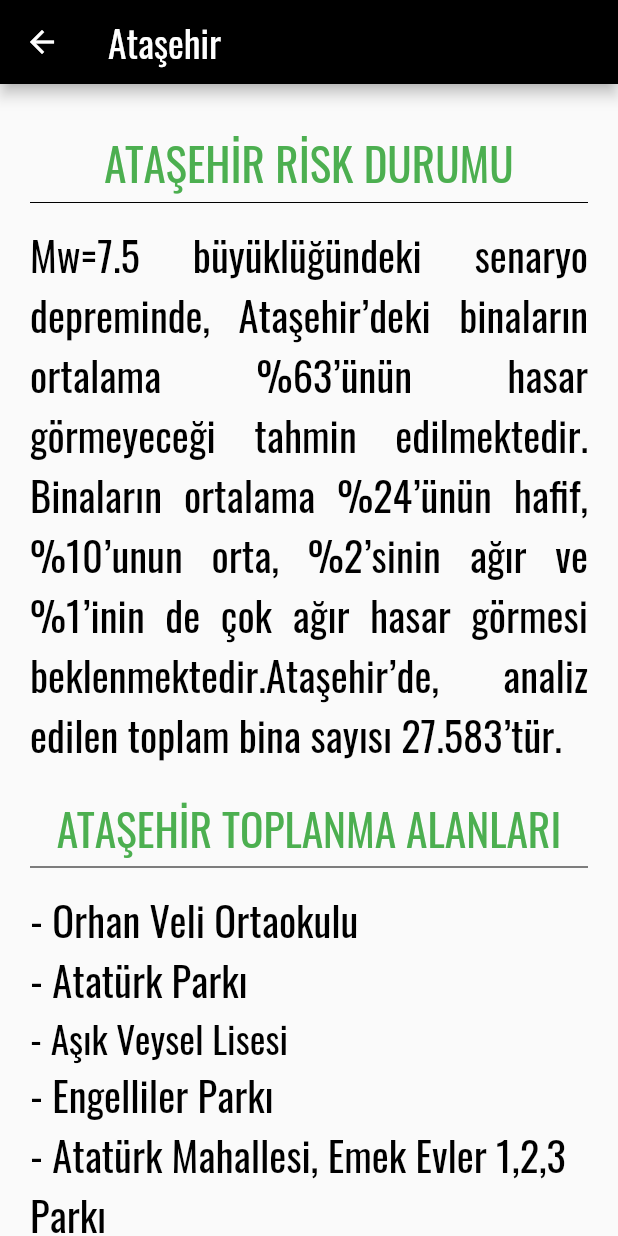
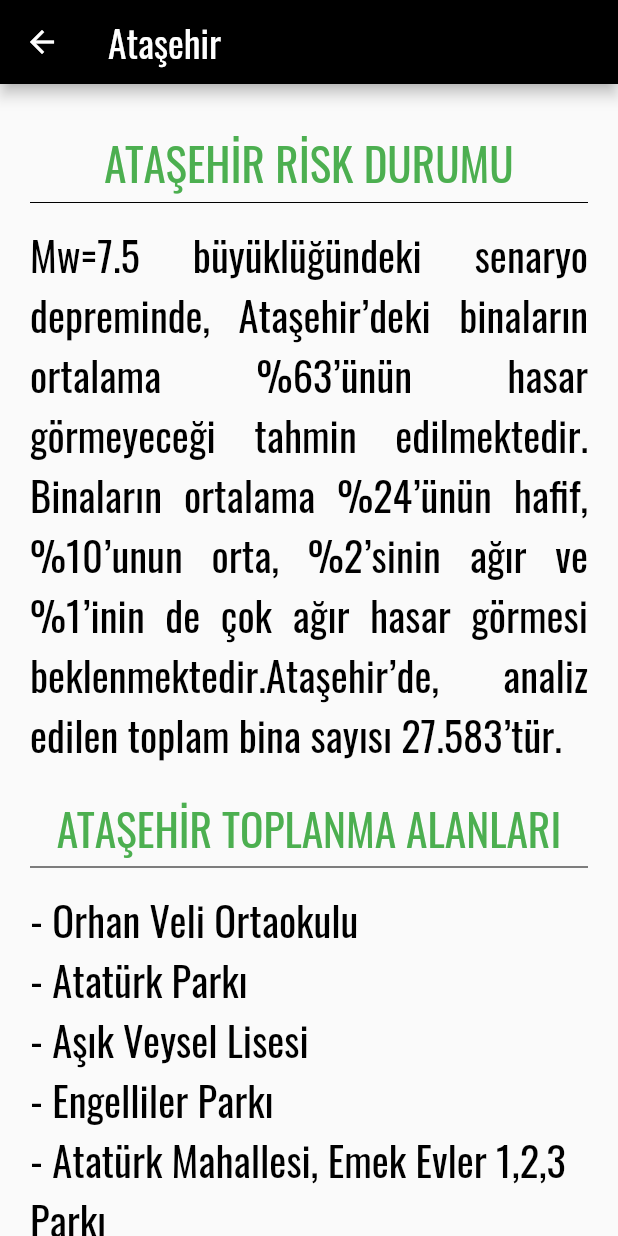
Before and after one commit to burak2209/Risk-Istanbul, a Flutter app: the Atasehir screen opened directly, on a phone screen of 412 x 824 dp. Run offline on Flutter 3.47's test engine with Material 2 defaults, Android fonts, the light colour scheme and no system bars; our stand-ins replace audioplayers, photo_view.

```diff
--- a/lib/Atasehir.dart
+++ b/lib/Atasehir.dart
@@ -102,7 +102,7 @@ class _AtasehirState extends State<Atasehir> {
                   child: Text(
                     "- Aşık Veysel Lisesi",
                     style: TextStyle(
-                      fontSize: 25,
+                      fontSize: 27,
                       color: Colors.black,
                       fontFamily: "Oswald",
                     ),
--- a/lib/Avcilar.dart
+++ b/lib/Avcilar.dart
@@ -103,7 +103,7 @@ class _AvcilarState extends State<Avcilar> {
                   child: Text(
                     "- Ambarlı Mahallesi Kapalı Semt Pazarı",
                     style: TextStyle(
-                      fontSize: 25,
+                      fontSize: 27,
                       color: Colors.black,
                       fontFamily: "Oswald",
                     ),
```
